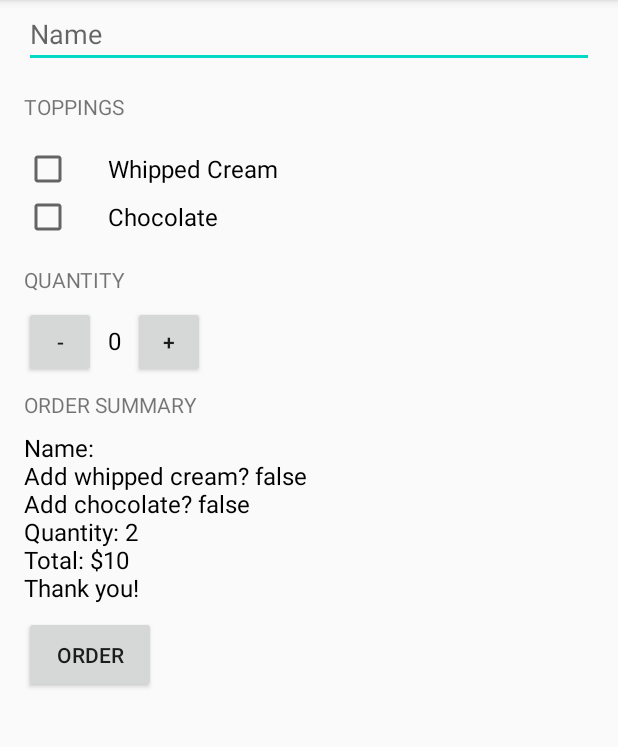
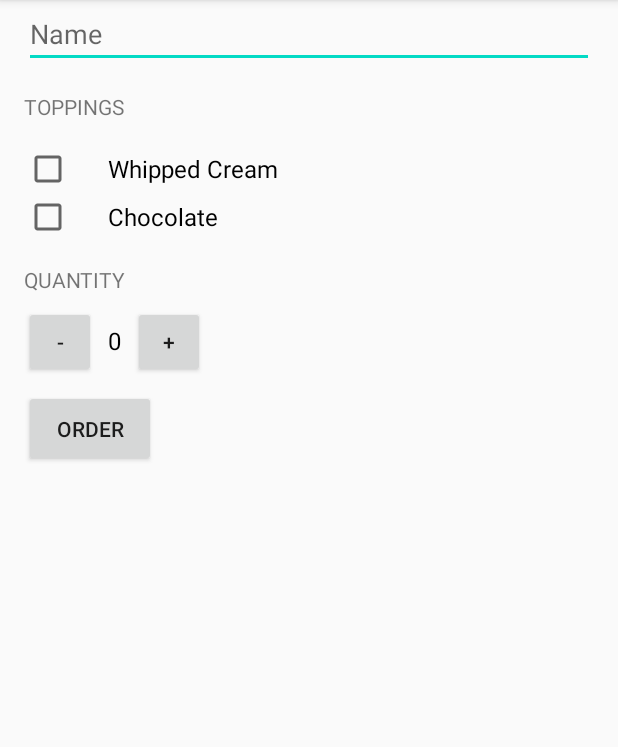
Before and after one commit to wlin3/JustJava, an Android app: the screen it shows after launch (MainActivity), after a tap on "ORDER", on a phone screen of 412 x 824 dp, the part 84-831 px from its top. Run offline under Robolectric (Android 15) with nearby library versions, the phone set to English and light mode, and no system bars; 1 statement that could not run was skipped.

Commit message:
Added Email and Changed OrderSummary

```diff
--- a/app/src/main/java/com/example/myapplication/MainActivity.java
+++ b/app/src/main/java/com/example/myapplication/MainActivity.java
@@ -8,6 +8,8 @@ package com.example.myapplication;
  * in the project's AndroidManifest.xml file.
  **/
 
+import android.content.Intent;
+import android.net.Uri;
 import android.os.Bundle;
 import androidx.appcompat.app.AppCompatActivity;
 
@@ -76,7 +78,14 @@ public class MainActivity extends AppCompatActivity {
         // Calculate the price
         int price = calculatePrice(hasWhippedCream, hasChocolate);
         String priceMessage = createOrderSummary(name, price, hasWhippedCream, hasChocolate);
-        displayMessage(priceMessage);
+
+        Intent intent = new Intent(Intent.ACTION_SEND);
+        intent.setType(Uri.parse("mailto:"));
+        intent.putExtra(Intent.EXTRA_SUBJECT, "Just Java order for " + name);
+        intent.putExtra(Intent.EXTRA_TEXT, priceMessage);
+        if (intent.resolveActivity(getPackageManager()) != null) {
+            startActivity(intent);
+         }
     }
 
     /**
@@ -126,9 +135,5 @@ public class MainActivity extends AppCompatActivity {
     /**
      * This method displays the given text on the screen.
      */
-    private void displayMessage(String message) {
-        TextView orderSummaryTextView = (TextView) findViewById(R.id.order_summary_text_view);
-        orderSummaryTextView.setText(message);
-    }
 
 }
--- a/app/src/main/res/layout/activity_main.xml
+++ b/app/src/main/res/layout/activity_main.xml
@@ -66,21 +66,7 @@
             android:text="+"
             android:onClick="increment" />
     </LinearLayout>
-    <TextView
-        android:layout_width="wrap_content"
-        android:layout_height="wrap_content"
-        android:text="order summary"
-        android:textAllCaps="true"/>
 
-    <TextView
-        android:id="@+id/order_summary_text_view"
-        android:layout_width="wrap_content"
-        android:layout_height="wrap_content"
-        android:text="$0"
-        android:textSize="16sp"
-        android:textColor="@android:color/black"
-        android:paddingBottom="8dp"
-        android:paddingTop="8dp"/>
 
     <Button
         android:id="@+id/button"
```
